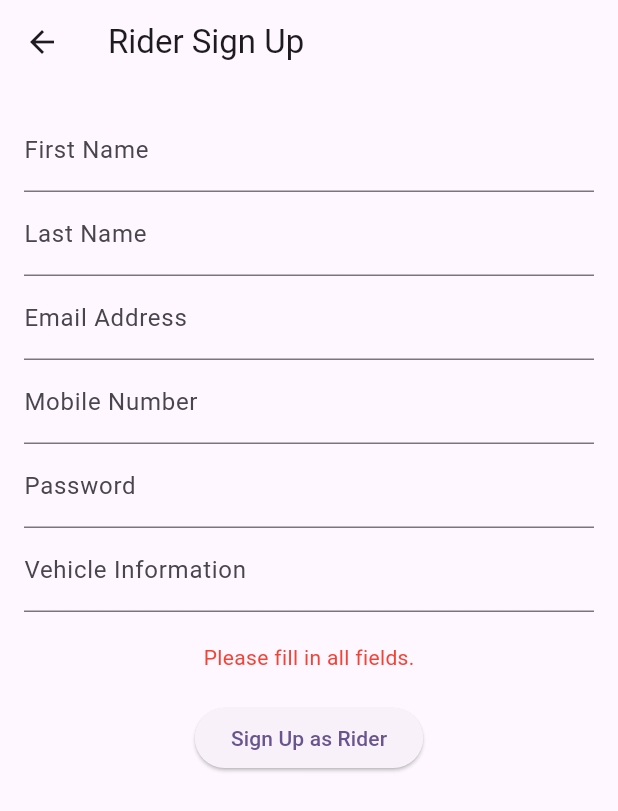
After one commit to ivanlelis/itsa_v3, a Flutter app: the RiderSignUp screen opened directly, after a tap on "Sign Up as Rider", on a phone screen of 412 x 824 dp. The commit adds this screen. Shown: the top 811 px of the screen. Run offline on Flutter 3.47's test engine with Material 3 defaults, Android fonts, the phone set to English and light mode, and no system bars; our stand-ins replace cloud_firestore, firebase_auth, firebase_core; accounts and stored records are empty; network calls fail; project files that could hold a hidden picture were left out.

```diff
--- /dev/null
+++ b/itsa_food_app/devtools_options.yaml
@@ -0,0 +1,3 @@
+description: This file stores settings for Dart & Flutter DevTools.
+documentation: https://docs.flutter.dev/tools/devtools/extensions#configure-extension-enablement-states
+extensions:
--- a/itsa_food_app/lib/home/home.dart
+++ b/itsa_food_app/lib/home/home.dart
@@ -1,6 +1,6 @@
 import 'package:flutter/material.dart';
+import 'package:itsa_food_app/pre_sign_up/segmentation.dart';
 import 'package:itsa_food_app/services/firebase_service.dart';
-import 'package:itsa_food_app/sign_up/sign_up.dart';
 import 'package:itsa_food_app/login/login.dart';
 
 class HomePage extends StatefulWidget {
@@ -71,7 +71,8 @@ class _HomePageState extends State<HomePage> {
               onPressed: () {
                 Navigator.push(
                   context,
-                  MaterialPageRoute(builder: (context) => const SignUpPage()),
+                  MaterialPageRoute(
+                      builder: (context) => const PreSignUpSegmentationPage()),
                 );
               },
               child: const Text('Sign Up'),
--- a/itsa_food_app/lib/services/firebase_service.dart
+++ b/itsa_food_app/lib/services/firebase_service.dart
@@ -19,21 +19,30 @@ class FirebaseService {
   Future<Map<String, dynamic>?> getCurrentUserInfo() async {
     User? user = _auth.currentUser;
     if (user != null) {
-      // Use the user's email to retrieve their document from Firestore
       String userEmail = user.email ?? '';
 
-      // Query the Firestore users collection to find the document with the user's email
-      QuerySnapshot snapshot = await _firestore
-          .collection('users')
+      // Check the 'customer' collection for the user's document
+      QuerySnapshot customerSnapshot = await _firestore
+          .collection('customer')
           .where('emailAddress', isEqualTo: userEmail)
           .get();
 
-      if (snapshot.docs.isNotEmpty) {
-        // If a document is found, return its data
-        return snapshot.docs.first.data() as Map<String, dynamic>?;
-      } else {
-        print("No user document found for email: $userEmail");
+      if (customerSnapshot.docs.isNotEmpty) {
+        return customerSnapshot.docs.first.data() as Map<String, dynamic>?;
       }
+
+      // If not found in 'customer', check the 'rider' collection
+      QuerySnapshot riderSnapshot = await _firestore
+          .collection('rider')
+          .where('emailAddress', isEqualTo: userEmail)
+          .get();
+
+      if (riderSnapshot.docs.isNotEmpty) {
+        return riderSnapshot.docs.first.data() as Map<String, dynamic>?;
+      }
+
+      // If the user is not found in either collection
+      print("No user document found for email: $userEmail");
     } else {
       print("No user is currently logged in.");
     }
@@ -61,8 +70,16 @@ class FirebaseService {
 
   bool get isInitialized => _isInitialized;
 
-  Future<void> signUpWithEmail(String firstName, String lastName, String email,
-      String mobileNumber, String password) async {
+  Future<void> signUpWithEmail(
+    String firstName,
+    String lastName,
+    String email,
+    String mobileNumber,
+    String password, {
+    required String userType, // Field to distinguish between customer and rider
+    Map<String, dynamic>?
+        additionalData, // Extra info like vehicle details for riders
+  }) async {
     if (!_isInitialized) {
       throw Exception("Firebase is not initialized.");
     }
@@ -76,15 +93,20 @@ class FirebaseService {
 
       String userName = '${firstName.trim()} ${lastName.trim()}';
 
-      await _firestore.collection('users').doc(userName).set({
+      // Determine the collection (customer or rider) based on userType
+      String collection = userType == 'rider' ? 'rider' : 'customer';
+
+      await _firestore.collection(collection).doc(userName).set({
         'userName': userName,
         'firstName': firstName,
         'lastName': lastName,
         'emailAddress': email,
         'mobileNumber': mobileNumber,
-        'imageUrl': '', // Initialize imageUrl if needed
+        'userType': userType, // Store user type (customer or rider)
+        ...?additionalData, // Additional data for riders (e.g., vehicle details)
       });
 
+      // Send verification email
       await userCredential.user?.sendEmailVerification();
     } on FirebaseAuthException catch (e) {
       throw Exception(e.message);
--- /dev/null
+++ b/itsa_food_app/lib/sign_up/rider_sign_up.dart
@@ -0,0 +1,146 @@
+import 'package:flutter/material.dart';
+import 'package:itsa_food_app/services/firebase_service.dart';
+
+class RiderSignUp extends StatefulWidget {
+  const RiderSignUp({super.key});
+
+  @override
+  State<RiderSignUp> createState() => _RiderSignUpState();
+}
+
+class _RiderSignUpState extends State<RiderSignUp> {
+  final _firstNameController = TextEditingController();
+  final _lastNameController = TextEditingController();
+  final _emailController = TextEditingController();
+  final _mobileNumberController = TextEditingController();
+  final _passwordController = TextEditingController();
+  final _vehicleInfoController = TextEditingController();
+  final FirebaseService _firebaseService = FirebaseService();
+
+  bool _isLoading = false;
+  String? _errorMessage;
+
+  void _signUp() async {
+    setState(() {
+      _isLoading = true;
+      _errorMessage = null;
+    });
+
+    String firstName = _firstNameController.text.trim();
+    String lastName = _lastNameController.text.trim();
+    String email = _emailController.text.trim();
+    String mobileNumber = _mobileNumberController.text.trim();
+    String password = _passwordController.text.trim();
+    String vehicleInfo = _vehicleInfoController.text.trim();
+
+    // Basic input validation
+    if (firstName.isEmpty ||
+        lastName.isEmpty ||
+        email.isEmpty ||
+        mobileNumber.isEmpty ||
+        password.isEmpty ||
+        vehicleInfo.isEmpty) {
+      setState(() {
+        _errorMessage = "Please fill in all fields.";
+        _isLoading = false;
+      });
+      return;
+    }
+
+    try {
+      // Sign up rider using FirebaseService
+      await _firebaseService.signUpWithEmail(
+        firstName,
+        lastName,
+        email,
+        mobileNumber,
+        password,
+        userType: 'rider', // Indicating it's a rider
+        additionalData: {'vehicleInfo': vehicleInfo}, // Adding vehicle info
+      );
+
+      setState(() {
+        _isLoading = false;
+      });
+
+      // Display success message and navigate away if needed
+      showDialog(
+        context: context,
+        builder: (context) => AlertDialog(
+          title: const Text('Sign Up Successful'),
+          content: const Text('Your account has been created successfully.'),
+          actions: [
+            TextButton(
+              onPressed: () {
+                Navigator.pop(context);
+              },
+              child: const Text('OK'),
+            ),
+          ],
+        ),
+      );
+    } catch (e) {
+      setState(() {
+        _errorMessage = e.toString();
+        _isLoading = false;
+      });
+    }
+  }
+
+  @override
+  Widget build(BuildContext context) {
+    return Scaffold(
+      appBar: AppBar(
+        title: const Text("Rider Sign Up"),
+      ),
+      body: Padding(
+        padding: const EdgeInsets.all(16.0),
+        child: SingleChildScrollView(
+          child: Column(
+            children: [
+              TextField(
+                controller: _firstNameController,
+                decoration: const InputDecoration(labelText: "First Name"),
+              ),
+              TextField(
+                controller: _lastNameController,
+                decoration: const InputDecoration(labelText: "Last Name"),
+              ),
+              TextField(
+                controller: _emailController,
+                decoration: const InputDecoration(labelText: "Email Address"),
+              ),
+              TextField(
+                controller: _mobileNumberController,
+                decoration: const InputDecoration(labelText: "Mobile Number"),
+              ),
+              TextField(
+                controller: _passwordController,
+                decoration: const InputDecoration(labelText: "Password"),
+                obscureText: true,
+              ),
+              TextField(
+                controller: _vehicleInfoController,
+                decoration:
+                    const InputDecoration(labelText: "Vehicle Information"),
+              ),
+              const SizedBox(height: 20),
+              if (_errorMessage != null)
+                Text(
+                  _errorMessage!,
+                  style: const TextStyle(color: Colors.red),
+                ),
+              const SizedBox(height: 20),
+              ElevatedButton(
+                onPressed: _isLoading ? null : _signUp,
+                child: _isLoading
+                    ? const CircularProgressIndicator()
+                    : const Text("Sign Up as Rider"),
+              ),
+            ],
+          ),
+        ),
+      ),
+    );
+  }
+}
```
Also changed, not shown: itsa_food_app/lib/login/login.dart (+31 -14 lines), itsa_food_app/lib/main_home/customer_home.dart (renamed from itsa_food_app/lib/main_home/main_home.dart, +4 -4 lines), itsa_food_app/lib/main_home/rider_home.dart (added, +68 -0 lines), itsa_food_app/lib/pre_sign_up/segmentation.dart (added, +48 -0 lines), itsa_food_app/lib/sign_up/customer_sign_up.dart (renamed from itsa_food_app/lib/sign_up/sign_up.dart, +5 -4 lines), itsa_food_app/lib/widgets/rider_sidebar.dart (added, +68 -0 lines).
